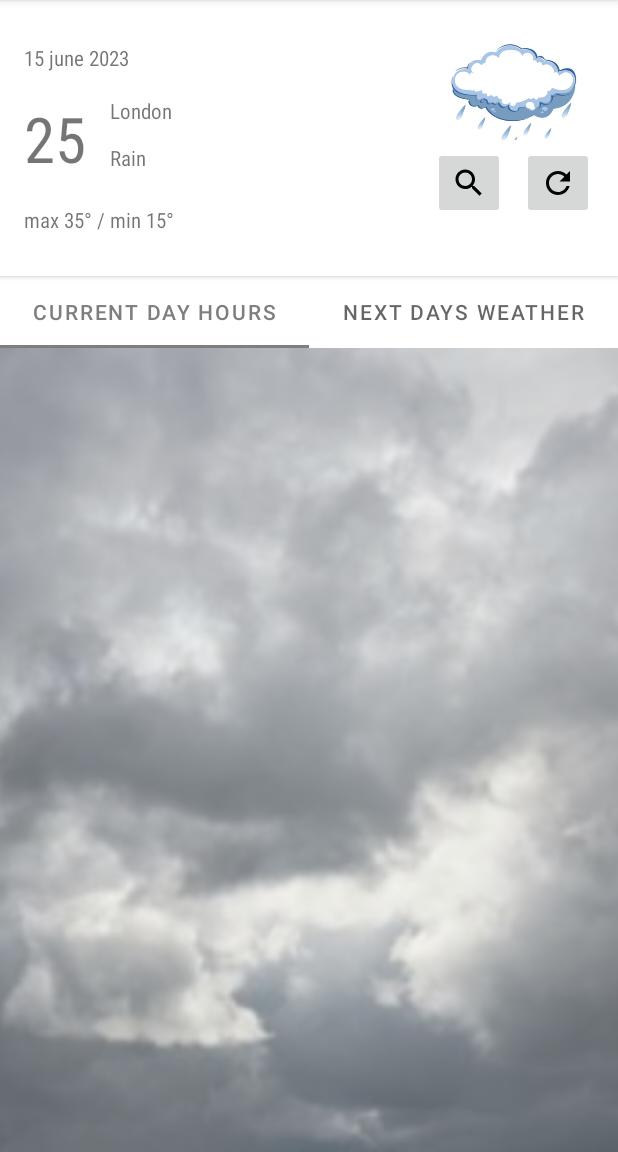
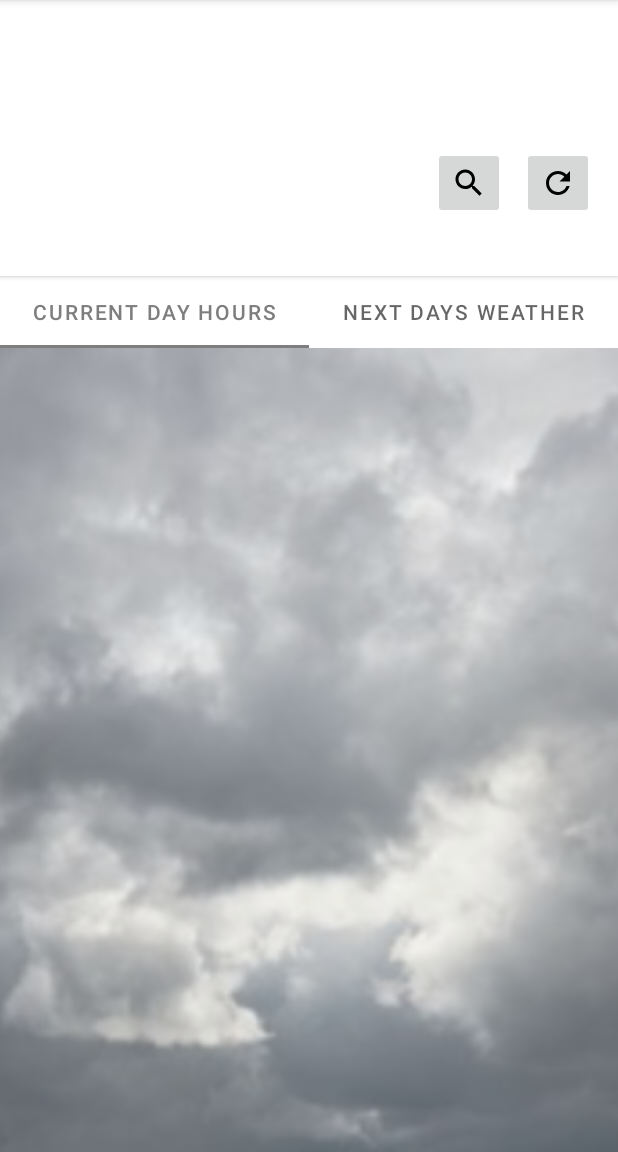
Before and after one commit to Niko185/My_Weather, an Android app: the screen it shows after launch (MainActivity), on a phone screen of 412 x 824 dp, the part 84-1236 px from its top. Run offline under Robolectric (Android 15) with nearby library versions, the phone set to English and light mode, and no system bars; our stand-ins replace Picasso, Volley; pictures from the network do not load; Roboto replaces fonts that are not available here; 1 statement that could not run was skipped.

Commit message:
master2 - Application Done

```diff
--- a/app/src/main/AndroidManifest.xml
+++ b/app/src/main/AndroidManifest.xml
@@ -12,9 +12,9 @@
         android:fullBackupContent="@xml/backup_rules"
         android:icon="@mipmap/ic_launcher"
         android:label="@string/app_name"
-        android:usesCleartextTraffic="true"
         android:supportsRtl="true"
         android:theme="@style/Theme.MyWeather"
+        android:usesCleartextTraffic="true"
         tools:targetApi="31">
         <activity
             android:name=".view.activity.MainActivity"
@@ -25,6 +25,7 @@
                 <category android:name="android.intent.category.LAUNCHER" />
             </intent-filter>
         </activity>
+
         <meta-data
             android:name="preloaded_fonts"
             android:resource="@array/preloaded_fonts" />
--- a/app/src/main/java/com/example/myweather/view/fragments/MainFragment.kt
+++ b/app/src/main/java/com/example/myweather/view/fragments/MainFragment.kt
@@ -7,6 +7,7 @@ import android.content.pm.PackageManager
 import android.location.LocationManager
 import android.os.Bundle
 import android.provider.Settings
+import android.util.AttributeSet
 import android.util.Log
 import androidx.fragment.app.Fragment
 import android.view.LayoutInflater
@@ -34,6 +35,8 @@ import com.google.android.gms.location.Priority
 import com.google.android.gms.tasks.CancellationTokenSource
 import com.google.android.material.tabs.TabLayoutMediator
 import com.squareup.picasso.Picasso
+import kotlinx.coroutines.coroutineScope
+import kotlinx.coroutines.delay
 import org.json.JSONObject
 
 const val API_KEY = "99227bc267bb4ce8a9080001231402"
--- a/app/src/main/res/layout/activity_main.xml
+++ b/app/src/main/res/layout/activity_main.xml
@@ -5,4 +5,4 @@
     android:id="@+id/fragmentHolder"
     android:layout_width="match_parent"
     android:layout_height="match_parent"
-    tools:context=".view.activity.MainActivity" />
+    tools:context=".view.activity.MainActivity"></androidx.constraintlayout.widget.ConstraintLayout>
--- a/app/src/main/res/layout/fragment_main.xml
+++ b/app/src/main/res/layout/fragment_main.xml
@@ -1,6 +1,5 @@
 <?xml version="1.0" encoding="utf-8"?>
-<androidx.constraintlayout.widget.ConstraintLayout
-    xmlns:android="http://schemas.android.com/apk/res/android"
+<androidx.constraintlayout.widget.ConstraintLayout xmlns:android="http://schemas.android.com/apk/res/android"
     xmlns:app="http://schemas.android.com/apk/res-auto"
     xmlns:tools="http://schemas.android.com/tools"
     android:layout_width="match_parent"
@@ -27,6 +26,7 @@
         android:layout_width="0dp"
         android:layout_height="wrap_content"
         android:layout_margin="0dp"
+        android:visibility="visible"
         app:cardCornerRadius="0dp"
         app:layout_constraintEnd_toEndOf="parent"
         app:layout_constraintStart_toStartOf="parent"
@@ -42,7 +42,6 @@
                 android:layout_height="wrap_content"
                 android:layout_marginStart="16dp"
                 android:fontFamily="sans-serif-condensed"
-                android:text="25"
                 android:textSize="42sp"
                 app:layout_constraintBottom_toBottomOf="parent"
                 app:layout_constraintStart_toStartOf="parent"
@@ -54,7 +53,6 @@
                 android:layout_height="wrap_content"
                 android:layout_marginStart="16dp"
                 android:fontFamily="sans-serif-condensed"
-                android:text="London"
                 app:layout_constraintStart_toEndOf="@+id/textMainTemperature"
                 app:layout_constraintTop_toTopOf="@+id/textMainTemperature" />
 
@@ -64,7 +62,6 @@
                 android:layout_height="wrap_content"
                 android:layout_marginTop="16dp"
                 android:fontFamily="sans-serif-condensed"
-                android:text="max 35° / min 15°"
                 app:layout_constraintStart_toStartOf="@+id/textMainTemperature"
                 app:layout_constraintTop_toBottomOf="@+id/textMainTemperature" />
 
@@ -75,7 +72,6 @@
                 android:layout_marginTop="5dp"
                 android:fontFamily="sans-serif-condensed"
                 android:gravity="start"
-                android:text="Rain"
                 app:layout_constraintBottom_toBottomOf="@+id/textMainTemperature"
                 app:layout_constraintEnd_toEndOf="@+id/textCity"
                 app:layout_constraintHorizontal_bias="0.0"
@@ -88,7 +84,6 @@
                 android:layout_height="wrap_content"
                 android:layout_marginBottom="16dp"
                 android:fontFamily="sans-serif-condensed"
-                android:text="15 june 2023"
                 app:layout_constraintBottom_toTopOf="@+id/textMainTemperature"
                 app:layout_constraintStart_toStartOf="@+id/textMainTemperature" />
 
@@ -98,7 +93,6 @@
                 android:layout_height="72dp"
                 android:layout_marginTop="26dp"
                 android:layout_marginEnd="16dp"
-                android:src="@drawable/icon_weather"
                 app:layout_constraintEnd_toEndOf="parent"
                 app:layout_constraintTop_toTopOf="parent"
                 app:srcCompat="@null" />
@@ -129,6 +123,7 @@
         android:id="@+id/tabLayout"
         android:layout_width="match_parent"
         android:layout_height="wrap_content"
+        android:visibility="visible"
         app:circularflow_defaultRadius="8dp"
         app:circularflow_radiusInDP="8dp"
         app:layout_constraintEnd_toEndOf="@+id/headCard"
@@ -158,6 +153,7 @@
         android:id="@+id/viewPager"
         android:layout_width="0dp"
         android:layout_height="0dp"
+        android:visibility="visible"
         app:layout_constraintBottom_toBottomOf="parent"
         app:layout_constraintEnd_toEndOf="parent"
         app:layout_constraintStart_toStartOf="parent"
--- a/app/src/main/res/values/themes.xml
+++ b/app/src/main/res/values/themes.xml
@@ -14,4 +14,5 @@
         <!-- Customize your theme here. -->
         <item name="android:navigationBarColor">#7E7E7E</item>
     </style>
+
 </resources>
```
Also changed, not shown: app/src/main/res/drawable/ic_launcher.png (added), app/src/main/res/drawable/icon_weather.jpeg (deleted).
